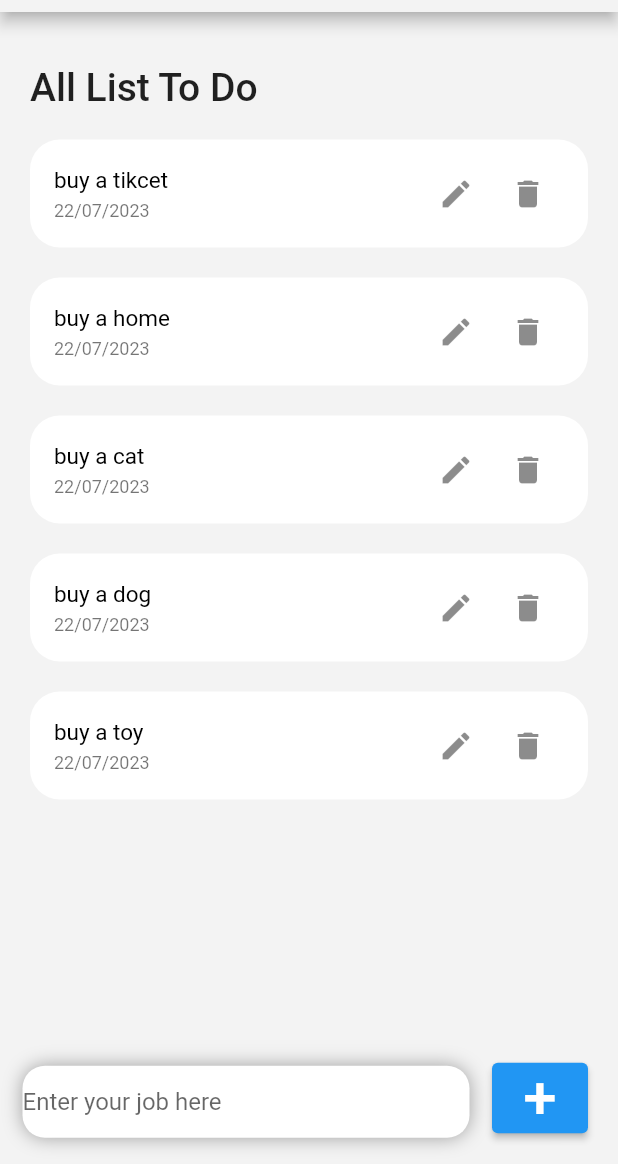
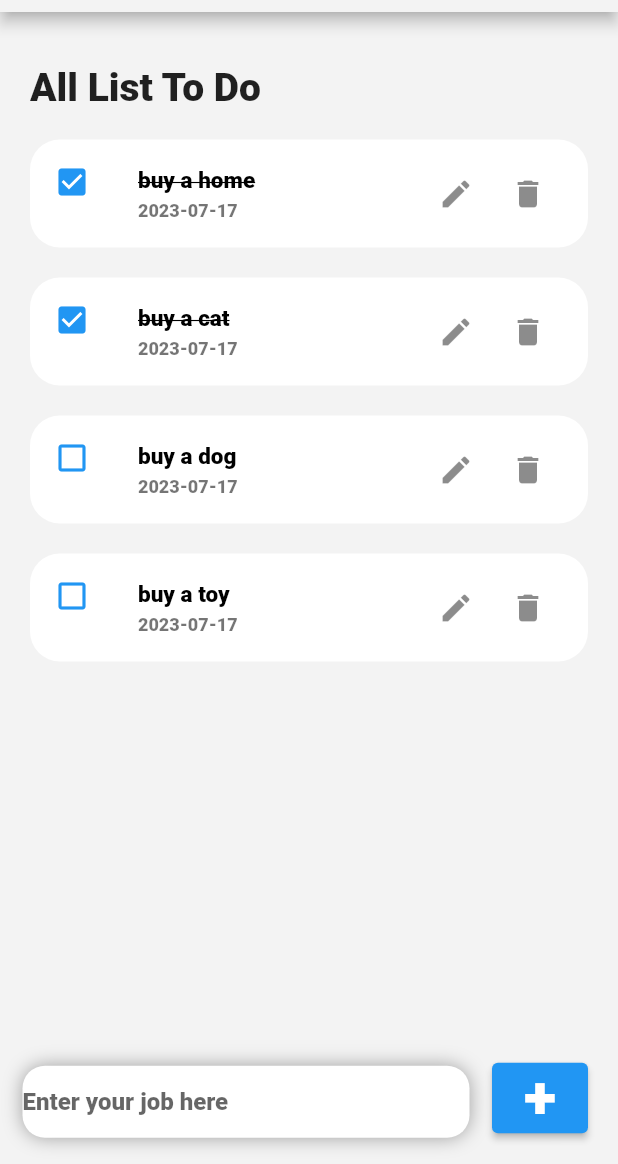
Before and after one commit to tuantran221/todo_app_flutter, a Flutter app: the screen it shows after launch, after a tap on the "delete" icon, on a phone screen of 412 x 824 dp, the part 72-1236 px from its top. Run offline on Flutter 3.47's test engine with Material 2 defaults, Android fonts, the phone set to English and light mode, and no system bars.

Commit message:
build CRUD for todo app

```diff
--- /dev/null
+++ b/lib/constant/custom_theme.dart
@@ -0,0 +1,16 @@
+import 'package:flutter/material.dart';
+
+class CustomTheme {
+  static ThemeData getTheme() {
+    return ThemeData(
+      primaryColor: const Color.fromARGB(255, 243, 243, 243),
+      cardColor: const Color.fromARGB(255, 255, 255, 255),
+      fontFamily: 'Roboto',
+      textTheme: const TextTheme(
+        titleLarge: TextStyle( fontSize: 26, fontWeight: FontWeight.w500),
+        bodyMedium: TextStyle(fontSize: 15, fontWeight: FontWeight.w400),
+        bodySmall: TextStyle(fontSize: 12, fontWeight: FontWeight.w100)
+      )
+    );
+  }
+}
--- a/lib/model/todo.dart
+++ b/lib/model/todo.dart
@@ -1,22 +1,32 @@
 class ToDo {
   String id;
   String todoText;
+  String date;
   bool isDone;
-
 
   ToDo({
     required this.id,
     required this.todoText,
+    required this.date,
     this.isDone = false,
   });
+  void edit(ToDo updatedTodo) {
+    todoText = updatedTodo.todoText;
+    date = updatedTodo.date;
+  }
 
-  static List<ToDo> todoList(){
-     return[
-        ToDo(id: '01',todoText: 'buy a tikcet', isDone: true ),
-        ToDo(id: '01',todoText: 'buy a home', isDone: true ),
-        ToDo(id: '01',todoText: 'buy a cat', isDone: true ),
-        ToDo(id: '01',todoText: 'buy a dog' ),
-        ToDo(id: '01',todoText: 'buy a toy'),
-      ];
+  static List<ToDo> todoList() {
+    return [
+      ToDo(
+          id: '01', todoText: 'buy a tikcet', date: "2023-07-17", isDone: true),
+      ToDo(id: '02', todoText: 'buy a home', date: "2023-07-17", isDone: true),
+      ToDo(id: '03', todoText: 'buy a cat', date: "2023-07-17", isDone: true),
+      ToDo(
+        id: '04',
+        todoText: 'buy a dog',
+        date: "2023-07-17",
+      ),
+      ToDo(id: '05', todoText: 'buy a toy', date: "2023-07-17"),
+    ];
   }
 }
--- a/lib/screen/home.dart
+++ b/lib/screen/home.dart
@@ -1,18 +1,106 @@
 import 'package:flutter/material.dart';
 import 'package:flutter_todo_application/widget/todo_item.dart';
 import 'package:flutter_todo_application/model/todo.dart';
+import 'package:flutter_todo_application/constant/custom_theme.dart';
 
-class Home extends StatelessWidget {
+class Home extends StatefulWidget {
   Home({super.key});
 
+  @override
+  State<Home> createState() => _HomeState();
+}
+
+class _HomeState extends State<Home> {
   final todoList = ToDo.todoList();
+  final _todoController = TextEditingController();
 
+  // Function for CRUD(Create,Update and Delete)
+  void _handleOnchanged(ToDo todo) {
+    setState(() {
+      todo.isDone = !todo.isDone;
+    });
+  }
+
+  void _deleteTodoItem(String id) {
+    setState(() {
+      todoList.removeWhere((item) => item.id == id);
+    });
+  }
+
+  void _addTodoItem(String todo) {
+    setState(() {
+      if (todo.isNotEmpty) {
+        todoList.add(ToDo(
+            id: DateTime.now().microsecondsSinceEpoch.toString(),
+            date: DateTime.now().toString().substring(0, 10),
+            todoText: todo));
+      } else {
+        showDialog(
+            context: context,
+            builder: (context) {
+              return Container(
+                padding: const EdgeInsets.all(20),
+                child: AlertDialog(
+                  title: Center(
+                    child: const Text('Please enter your job',
+                        style: TextStyle(fontSize: 19, color: Color.fromARGB(255, 241, 68, 68))),
+                  ),
+                  actions: [
+                    TextButton(
+                      onPressed: () {
+                        Navigator.pop(context);
+                      },
+                      child: const Text('Close'),
+                    ),
+                  ],
+                ),
+              );
+            });
+      }
+    });
+    _todoController.clear();
+  }
+
+  void _editTodoItem(ToDo todo) {
+    showDialog(
+      context: context,
+      builder: (context) {
+        TextEditingController editController =
+            TextEditingController(text: todo.todoText);
+        return AlertDialog(
+          title: const Text('Update your job'),
+          content: TextField(
+            controller: editController,
+          ),
+          actions: [
+            TextButton(
+              onPressed: () {
+                setState(() {
+                  todo.todoText = editController.text;
+                });
+                Navigator.pop(context);
+              },
+              child: const Text('Save'),
+            ),
+            TextButton(
+              onPressed: () {
+                Navigator.pop(context);
+              },
+              child: const Text('Cancel'),
+            ),
+          ],
+        );
+      },
+    );
+  }
+
+// UI/UX of Todo Application
   @override
   Widget build(context) {
     return Scaffold(
-      backgroundColor: Color.fromARGB(255, 243, 243, 243),
+      backgroundColor: CustomTheme.getTheme().primaryColor,
       appBar: AppBar(
-        backgroundColor: Color.fromARGB(255, 243, 243, 243),
+        backgroundColor: CustomTheme.getTheme().primaryColor,
         title: Row(
           mainAxisAlignment: MainAxisAlignment.spaceBetween,
           children: [
@@ -56,6 +144,9 @@ class Home extends StatelessWidget {
                       for (ToDo todoo in todoList)
                         TodoItem(
                           todo: todoo,
+                          onTodoChanged: _handleOnchanged,
+                          onDeleteItem: _deleteTodoItem,
+                          onEditItem: () => _editTodoItem(todoo),
                         ),
                     ],
                   ),
@@ -83,8 +174,9 @@ class Home extends StatelessWidget {
                       ],
                       borderRadius: BorderRadius.circular(15),
                     ),
-                    child: const TextField(
-                      decoration: InputDecoration(
+                    child: TextField(
+                      controller: _todoController,
+                      decoration: const InputDecoration(
                         hintText: "Enter your job here",
                         border: InputBorder.none,
                       ),
@@ -93,14 +185,16 @@ class Home extends StatelessWidget {
                 ),
                 Container(
                   margin: const EdgeInsets.only(bottom: 20, right: 20),
-                  child:  ElevatedButton(
+                  child: ElevatedButton(
                     child: const Text(
                       '+',
                       style: TextStyle(
                         fontSize: 40,
                       ),
                     ),
-                    onPressed: (){},
+                    onPressed: () {
+                      _addTodoItem(_todoController.text);
+                    },
                   ),
                 )
               ],
--- a/lib/widget/todo_item.dart
+++ b/lib/widget/todo_item.dart
@@ -1,8 +1,19 @@
 import 'package:flutter/material.dart';
 import 'package:flutter_todo_application/model/todo.dart';
+import 'package:flutter_todo_application/constant/custom_theme.dart';
 class TodoItem extends StatelessWidget {
-  final ToDo todo ;
-  const TodoItem( {Key? key, required this.todo}): super(key: key);
+  final ToDo todo;
+  final onTodoChanged;
+  final onDeleteItem;
+  final onEditItem;
+
+  const TodoItem({
+    Key? key,
+    required this.todo,
+    required this.onTodoChanged,
+    required this.onDeleteItem,
+    required this.onEditItem(),
+  }) : super(key: key);
 
   @override
   Widget build(context) {
@@ -12,24 +23,41 @@ class TodoItem extends StatelessWidget {
         shape: RoundedRectangleBorder(
           borderRadius: BorderRadius.circular(20),
         ),
-        tileColor: Color.fromARGB(255, 255, 255, 255),
+        tileColor: CustomTheme.getTheme().cardColor,
         onTap: () {
-          print('click');
+          onTodoChanged(todo);
         },
-        title:  Text( todo.todoText,
-            style: const TextStyle(
-              fontSize: 15,
-              color: Colors.black,
-            )),
-        subtitle: const Text(
-          "22/07/2023",
-          style: TextStyle(fontSize: 12),
+        leading: Icon(
+          todo.isDone ? Icons.check_box : Icons.check_box_outline_blank,
+          color: Colors.blue,
+        ),
+        title: Text(
+          todo.todoText,
+          style: TextStyle(
+            fontSize: 15,
+            color: Colors.black,
+            decoration: todo.isDone ? TextDecoration.lineThrough : null,
+          ),
+        ),
+        subtitle: Text(
+          todo.date,
+          style: CustomTheme.getTheme().textTheme.bodySmall,
         ),
         trailing: Row(
           mainAxisSize: MainAxisSize.min,
           children: [
-            IconButton(onPressed: () {print('click edit button');}, icon: const Icon(Icons.edit)),
-            IconButton(onPressed: () {print('click delete button');}, icon: const Icon(Icons.delete)),
+            IconButton(
+                onPressed: () {
+                  onEditItem();
+                  print('click edit');
+                },
+                icon: const Icon(Icons.edit)),
+            IconButton(
+                onPressed: () {
+                  onDeleteItem(todo.id);
+                  print('click delete');
+                },
+                icon: const Icon(Icons.delete)),
           ],
         ),
       ),
```
Also changed, not shown: pubspec.yaml (+6 -6 lines), assets/fonts/Roboto-Black.ttf (added), assets/fonts/Roboto-BlackItalic.ttf (added), assets/fonts/Roboto-Bold.ttf (added), assets/fonts/Roboto-BoldItalic.ttf (added), assets/fonts/Roboto-Italic.ttf (added), assets/fonts/Roboto-Light.ttf (added), assets/fonts/Roboto-LightItalic.ttf (added), assets/fonts/Roboto-Medium.ttf (added), assets/fonts/Roboto-MediumItalic.ttf (added), assets/fonts/Roboto-Regular.ttf (added), assets/fonts/Roboto-Thin.ttf (added), assets/fonts/Roboto-ThinItalic.ttf (added).
